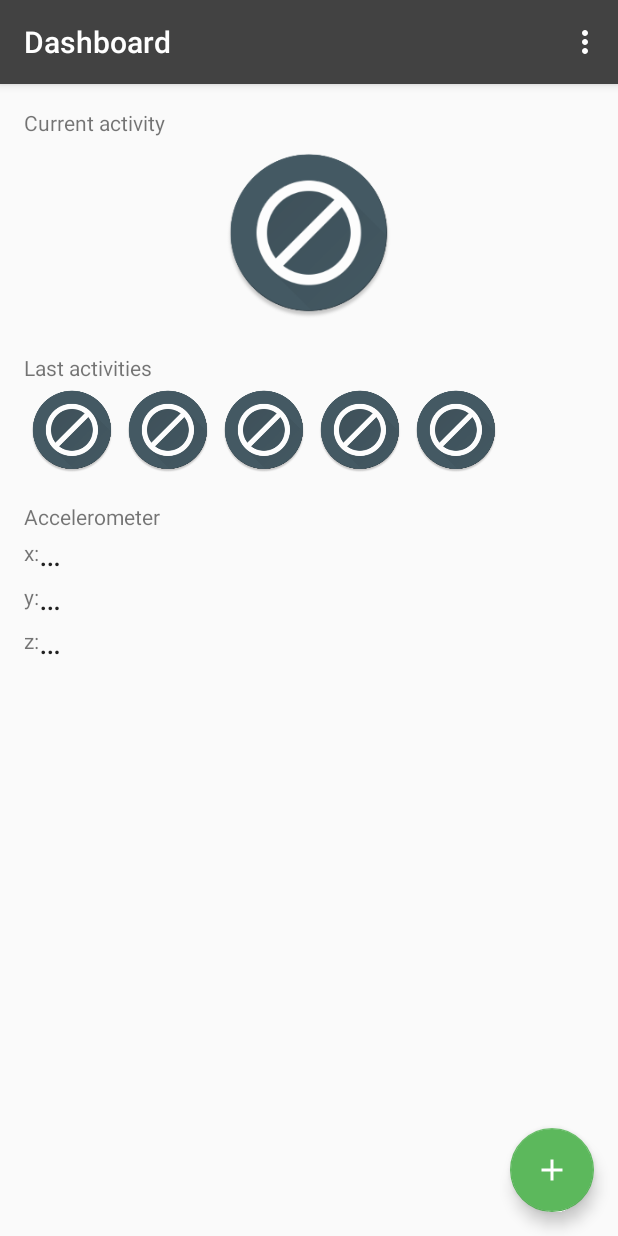
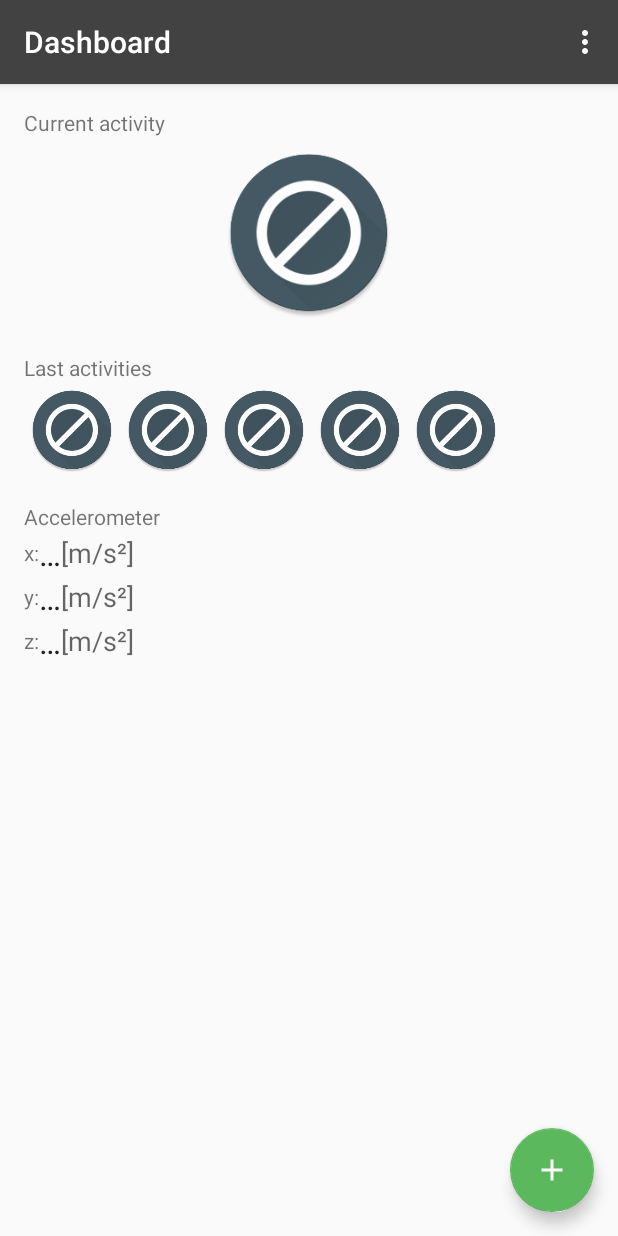
Before and after one commit to mlipa/move_client, an Android app: the DashboardActivity screen opened directly, with no data from a screen before it, on a phone screen of 412 x 824 dp. Run offline under Robolectric (Android 15) with nearby library versions, the light colour scheme and no system bars; our stand-ins replace Volley.

Commit message:
Add acceleration unit

```diff
--- a/application/src/main/java/mlipa/move/client/DashboardActivity.java
+++ b/application/src/main/java/mlipa/move/client/DashboardActivity.java
@@ -294,8 +294,8 @@ public class DashboardActivity extends AppCompatActivity implements SensorEventL
         tvYAccelerometer.setText("");
         tvZAccelerometer.setText("");
 
-        tvXAccelerometer.setText(" " + String.format("%.8f", linearAcceleration[0]) + " " + getString(R.string.acceleration_unit));
-        tvYAccelerometer.setText(" " + String.format("%.8f", linearAcceleration[1]) + " " + getString(R.string.acceleration_unit));
-        tvZAccelerometer.setText(" " + String.format("%.8f", linearAcceleration[2]) + " " + getString(R.string.acceleration_unit));
+        tvXAccelerometer.setText(" " + String.format("%.8f", linearAcceleration[0]) + " ");
+        tvYAccelerometer.setText(" " + String.format("%.8f", linearAcceleration[1]) + " ");
+        tvZAccelerometer.setText(" " + String.format("%.8f", linearAcceleration[2]) + " ");
     }
 }
--- a/application/src/main/res/layout/activity_dashboard.xml
+++ b/application/src/main/res/layout/activity_dashboard.xml
@@ -106,6 +106,14 @@
                 android:layout_height="wrap_content"
                 android:text="@string/nothing"
                 android:textAppearance="?android:attr/textAppearanceLarge" />
+
+            <TextView
+                android:id="@+id/tv_x_accelerometer_unit"
+                android:layout_width="wrap_content"
+                android:layout_height="wrap_content"
+                android:layout_gravity="center_vertical"
+                android:text="@string/acceleration_unit"
+                android:textAppearance="?android:attr/textAppearanceMedium" />
         </LinearLayout>
 
         <LinearLayout
@@ -128,6 +136,14 @@
                 android:layout_height="wrap_content"
                 android:text="@string/nothing"
                 android:textAppearance="?android:attr/textAppearanceLarge" />
+
+            <TextView
+                android:id="@+id/tv_y_accelerometer_unit"
+                android:layout_width="wrap_content"
+                android:layout_height="wrap_content"
+                android:layout_gravity="center_vertical"
+                android:text="@string/acceleration_unit"
+                android:textAppearance="?android:attr/textAppearanceMedium" />
         </LinearLayout>
 
         <LinearLayout
@@ -150,6 +166,14 @@
                 android:layout_height="wrap_content"
                 android:text="@string/nothing"
                 android:textAppearance="?android:attr/textAppearanceLarge" />
+
+            <TextView
+                android:id="@+id/tv_z_accelerometer_unit"
+                android:layout_width="wrap_content"
+                android:layout_height="wrap_content"
+                android:layout_gravity="center_vertical"
+                android:text="@string/acceleration_unit"
+                android:textAppearance="?android:attr/textAppearanceMedium" />
         </LinearLayout>
     </LinearLayout>
 
```
